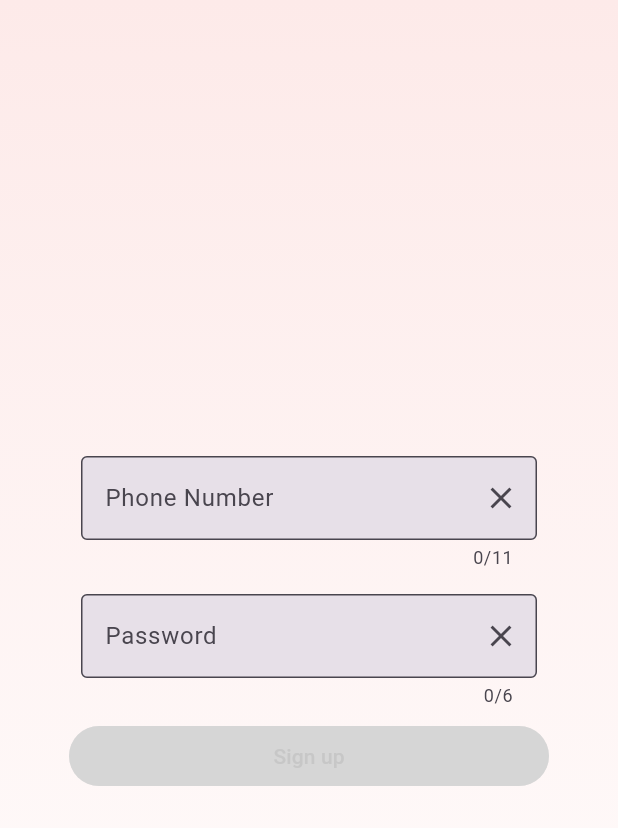
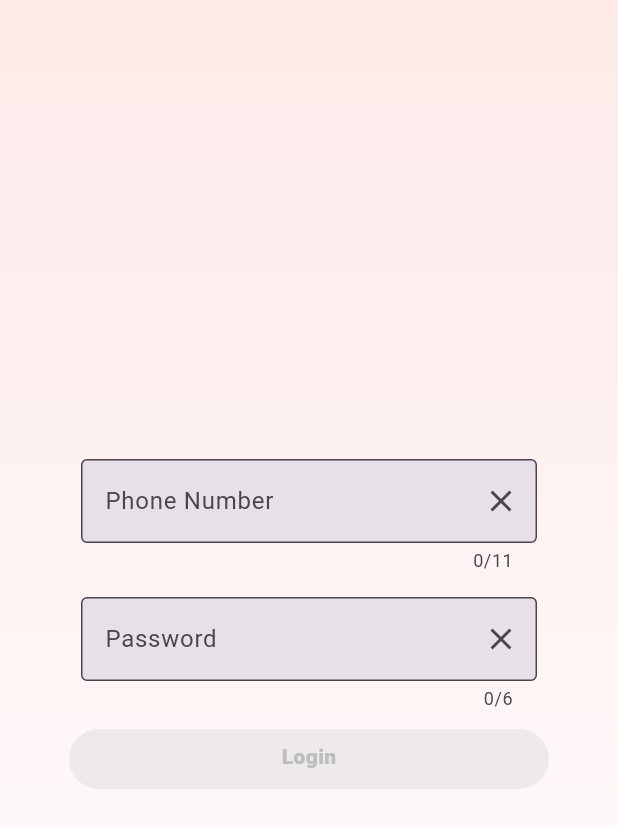
Before and after one commit to pangli/flutter_app, a Flutter app: the LoginScreen screen opened directly, on a phone screen of 412 x 824 dp. Shown: the top 828 px of the screen. Run offline on Flutter 3.47's test engine with Material 3 defaults, Android fonts, the phone set to English and light mode, and no system bars; our stand-ins replace dio, fluttertoast, logger, package_info_plus, pretty_dio_logger; generated files the repository leaves out were written again; network calls fail.

Commit message:
login ui test

```diff
--- a/lib/kp/page/login.dart
+++ b/lib/kp/page/login.dart
@@ -6,6 +6,7 @@ import 'package:flutter_gen/gen_l10n/app_localizations.dart';
 
 void main() {
   runApp(const LoginApp());
+  // SystemChrome.setEnabledSystemUIMode(SystemUiMode.edgeToEdge);
 }
 
 class LoginApp extends StatelessWidget {
@@ -35,6 +36,10 @@ class LoginScreen extends StatelessWidget {
   @override
   Widget build(BuildContext context) {
     return Scaffold(
+        // appBar: AppBar(
+        //   backgroundColor: Theme.of(context).colorScheme.inversePrimary,
+        //   title: Text("Login"),
+        // ),
         body: Container(
       decoration: BoxDecoration(
         gradient: LinearGradient(
@@ -111,41 +116,58 @@ class _LoginFormState extends State<LoginForm> {
                   hintText: 'Input 6-digit password'),
             ),
           ),
-          Stack(
-            children: [
-              Row(
-                children: [
-                  Expanded(
-                    child: TextButton(
-                      style: ButtonStyle(
-                        foregroundColor:
-                            WidgetStateProperty.resolveWith((states) {
-                          return states.contains(WidgetState.disabled)
-                              ? Colors.grey[400]
-                              : Colors.white;
-                        }),
-                        backgroundColor:
-                            WidgetStateProperty.resolveWith((states) {
-                          return states.contains(WidgetState.disabled)
-                              ? Colors.grey[350]
-                              : Colors.blue;
-                        }),
-                      ),
-                      onPressed: _formProgress == 1 ? _showWelcomeScreen : null,
-                      child: const Text('Sign up'),
-                    ),
-                  )
-                ],
-              ),
-              if (_formProgress != 1 && showProgress)
+          GestureDetector(
+            onTap:  _formProgress == 1 ? _showWelcomeScreen : null,
+            child: Stack(
+              alignment: AlignmentDirectional.center,
+              children: [
                 AnimatedProgressIndicator(
                   value: _formProgress,
-                  animationCompleted: () {
-                    showProgress = false;
-                  },
+                  // animationCompleted: () {
+                  //   showProgress = false;
+                  // },
                 ),
-            ],
-          )
+                Text(
+                  'Login',
+                  style: TextStyle(
+                      color:
+                          _formProgress == 1 ? Colors.white : Colors.grey[400],
+                      fontWeight: FontWeight.w800),
+                ),
+                // Row(
+                //   children: [
+                //     Expanded(
+                //       child: TextButton(
+                //         style: ButtonStyle(
+                //           foregroundColor:
+                //               WidgetStateProperty.resolveWith((states) {
+                //             return states.contains(WidgetState.disabled)
+                //                 ? Colors.grey[400]
+                //                 : Colors.white;
+                //           }),
+                //           backgroundColor:
+                //               WidgetStateProperty.resolveWith((states) {
+                //             return states.contains(WidgetState.disabled)
+                //                 ? Colors.grey[350]
+                //                 : Colors.blue;
+                //           }),
+                //         ),
+                //         onPressed: _formProgress == 1 ? _showWelcomeScreen : null,
+                //         child: const Text('Sign up'),
+                //       ),
+                //     )
+                //   ],
+                // ),
+                // if (_formProgress != 1 && showProgress)
+                //   AnimatedProgressIndicator(
+                //     value: _formProgress,
+                //     animationCompleted: () {
+                //       showProgress = false;
+                //     },
+                //   ),
+              ],
+            ),
+          ),
         ],
       ),
     );
--- a/lib/kp/widget/animated_progress_indicator.dart
+++ b/lib/kp/widget/animated_progress_indicator.dart
@@ -2,10 +2,10 @@ import 'package:flutter/material.dart';
 
 class AnimatedProgressIndicator extends StatefulWidget {
   final double value;
-  final Function animationCompleted;
+  final Function? animationCompleted;
 
   const AnimatedProgressIndicator(
-      {super.key, required this.value, required this.animationCompleted});
+      {super.key, required this.value, this.animationCompleted});
 
   @override
   State<StatefulWidget> createState() {
```
